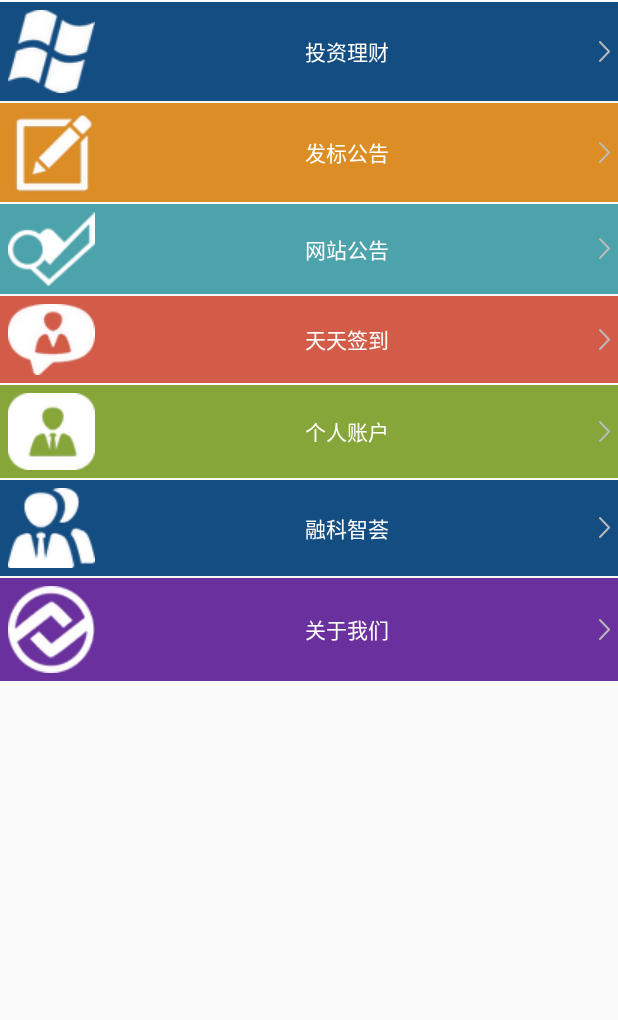
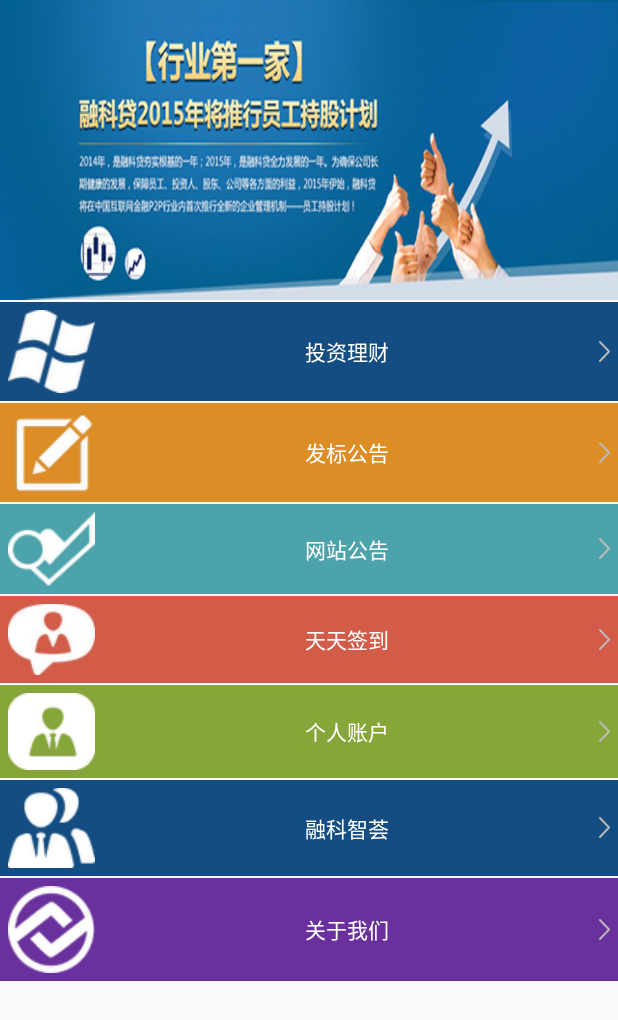
Before and after one commit to fireshort/rongkedai_web_app, an Android app: the screen it shows after launch (MainActivity), on a phone screen of 412 x 824 dp. Shown: the top 1020 px of the screen. Run offline under Robolectric (Android 15) with nearby library versions, the light colour scheme and no system bars; our stand-ins replace ButterKnife; libraries missing offline, so code that uses them is left out: com.nostra13.universalimageloader; 4 statements that could not run were skipped.

Commit message:
show ad picture at main screen.

```diff
--- a/app/src/main/AndroidManifest.xml
+++ b/app/src/main/AndroidManifest.xml
@@ -24,7 +24,7 @@
         <activity
                 android:theme="@style/AppTheme.ImageActivity"
                 android:name=".ui.LargeImageActivity"
-                android:screenOrientation="portrait"/>
+                />
         <activity android:name="com.rongkedai.MainActivity">
             <intent-filter>
                 <action android:name="android.intent.action.MAIN"/>
--- a/app/src/main/java/com/rongkedai/MainActivity.java
+++ b/app/src/main/java/com/rongkedai/MainActivity.java
@@ -3,61 +3,78 @@
 import android.app.Activity;
 import android.content.Intent;
 import android.os.Bundle;
+import android.widget.ImageView;
 import android.widget.TextView;
 import butterknife.ButterKnife;
+import butterknife.InjectView;
 import butterknife.OnClick;
+import com.nostra13.universalimageloader.core.DisplayImageOptions;
+import com.nostra13.universalimageloader.core.ImageLoader;
 import com.rongkedai.misc.Urls;
 import com.rongkedai.ui.ProjectListActivity;
 import com.rongkedai.ui.ProjectNoticeListActivity;
+import com.yuexiaohome.framework.util.L;
 
-public class MainActivity extends Activity
-{
+public class MainActivity extends Activity {
+    static String[] adPics = {Urls.AD_PIC_1, Urls.AD_PIC_2, Urls.AD_PIC_3, Urls.AD_PIC_4, Urls.AD_PIC_5};
+
+    @InjectView(R.id.ad_iv)
+    ImageView adIv;
+
     @Override
-    protected void onCreate(Bundle savedInstanceState)
-    {
+    protected void onStart() {
+        super.onStart();
+
+        int picIndex=(int)(Math.random()*5);
+        L.d("pic index:"+picIndex);
+        DisplayImageOptions options =
+                new DisplayImageOptions.Builder().cacheOnDisk(true).cacheInMemory(true).build();
+        ImageLoader.getInstance().displayImage(adPics[picIndex], adIv, options);
+    }
+
+    @Override
+    protected void onCreate(Bundle savedInstanceState) {
         super.onCreate(savedInstanceState);
         setContentView(R.layout.activity_main);
         ButterKnife.inject(this);
     }
 
-    @OnClick({R.id.borrow_tv,R.id.project_notice_tv,R.id.website_notice_view,R.id.signin_tv,R.id.about_tv,R.id.discussion_tv,R.id.account_tv})
-    public void launchActivity(TextView tv)
-    {
+    @OnClick({R.id.borrow_tv, R.id.project_notice_tv, R.id.website_notice_view, R.id.signin_tv, R.id.about_tv, R.id.discussion_tv, R.id.account_tv})
+    public void launchActivity(TextView tv) {
         Intent intent;
-        switch(tv.getId())
-        {
+        switch (tv.getId()) {
             case R.id.borrow_tv:
-            intent=new Intent(this,ProjectListActivity.class);
+                intent = new Intent(this, ProjectListActivity.class);
                 //intent.putExtra("url",Urls.PROJECT_LIST_WEB);
                 startActivity(intent);
                 break;
             case R.id.website_notice_view:
-            intent=new Intent(this,WebViewActivity.class);
-            intent.putExtra("url",Urls.WEBSITE_NOTICE_WEB);
+                intent = new Intent(this, WebViewActivity.class);
+                intent.putExtra("url", Urls.WEBSITE_NOTICE_WEB);
                 startActivity(intent);
                 break;
             case R.id.about_tv:
-            intent=new Intent(this,WebViewActivity.class);
-            intent.putExtra("url",Urls.ABOUT_US_WEB);
+                intent = new Intent(this, WebViewActivity.class);
+                intent.putExtra("url", Urls.ABOUT_US_WEB);
                 startActivity(intent);
                 break;
             case R.id.project_notice_tv:
-            intent=new Intent(this,ProjectNoticeListActivity.class);
+                intent = new Intent(this, ProjectNoticeListActivity.class);
                 startActivity(intent);
                 break;
             case R.id.signin_tv:
-            intent=new Intent(this,WebViewActivity.class);
-            intent.putExtra("url",Urls.SIGNIN_WEB);
+                intent = new Intent(this, WebViewActivity.class);
+                intent.putExtra("url", Urls.SIGNIN_WEB);
                 startActivity(intent);
                 break;
             case R.id.discussion_tv:
-            intent=new Intent(this,WebViewActivity.class);
-            intent.putExtra("url",Urls.DISCUSSION_WEB);
+                intent = new Intent(this, WebViewActivity.class);
+                intent.putExtra("url", Urls.DISCUSSION_WEB);
                 startActivity(intent);
                 break;
             case R.id.account_tv:
-            intent=new Intent(this,WebViewActivity.class);
-            intent.putExtra("url",Urls.ACCOUNT_WEB);
+                intent = new Intent(this, WebViewActivity.class);
+                intent.putExtra("url", Urls.ACCOUNT_WEB);
                 startActivity(intent);
                 break;
 
--- a/app/src/main/res/layout/activity_main.xml
+++ b/app/src/main/res/layout/activity_main.xml
@@ -1,5 +1,16 @@
-<ScrollView xmlns:android="http://schemas.android.com/apk/res/android"
-            xmlns:tools="http://schemas.android.com/tools"
+<LinearLayout xmlns:android="http://schemas.android.com/apk/res/android"
+              xmlns:app="http://schemas.android.com/apk/res-auto"
+              android:orientation="vertical"
+              android:layout_width="match_parent"
+              android:layout_height="match_parent"
+        >
+    <ImageView
+            android:src="@drawable/adpic"
+            android:scaleType="fitXY"
+            android:layout_width="match_parent"
+            android:layout_height="wrap_content"
+            android:id="@+id/ad_iv" />
+    <ScrollView
             android:layout_width="match_parent"
             android:layout_height="match_parent">
         <LinearLayout
@@ -119,3 +130,4 @@
 
         </LinearLayout>
     </ScrollView>
+</LinearLayout>
```
Also changed, not shown: app/src/main/java/com/rongkedai/WebViewActivity.java (+0 -15 lines), app/src/main/java/com/rongkedai/misc/Urls.java (+8 -0 lines), app/src/main/java/com/yuexiaohome/framework/widget/AspectImageView.java (added, +81 -0 lines), app/src/main/res/drawable/block_bg.xml (added, +10 -0 lines), app/src/main/res/values/attrs.xml (added, +28 -0 lines), app/src/main/res/drawable/adpic.png (added). Lines whose indentation alone changed are shown as unchanged.
